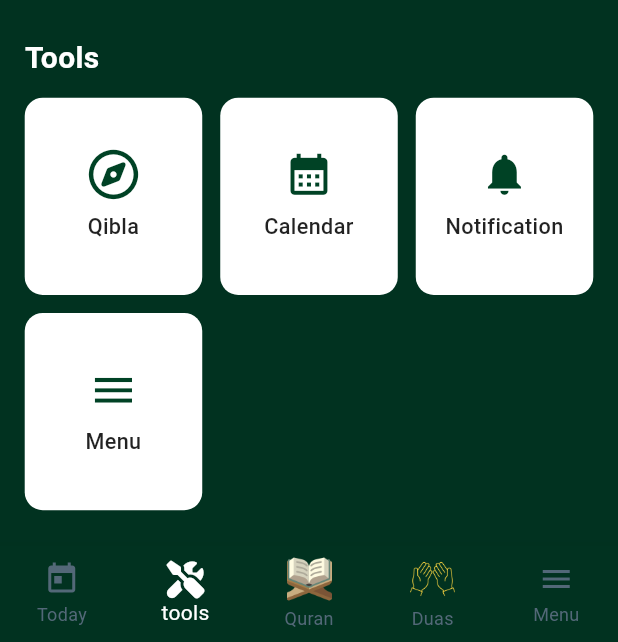
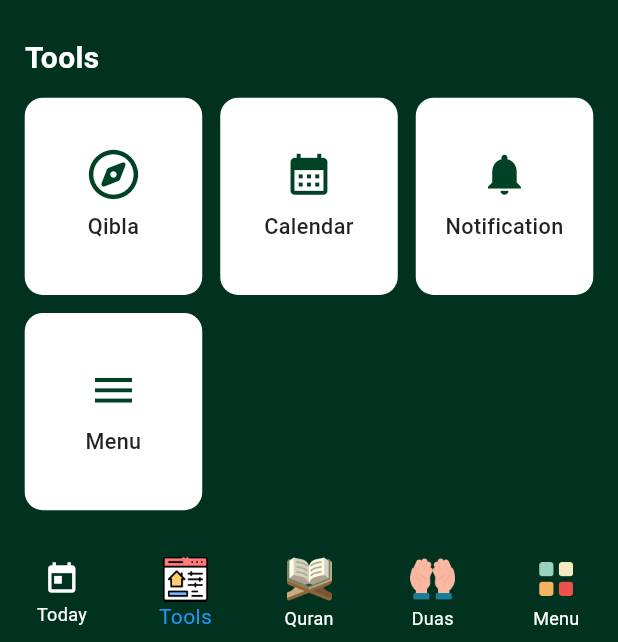
Before and after one commit to Faisal60177/islami_app, a Flutter app: the screen it shows after launch, item 2 of the bottom bar chosen, scrolled down 55 dp, on a phone screen of 412 x 824 dp, the part 594-1236 px from its top. Run offline on Flutter 3.47's test engine with Material 3 defaults, Android fonts, the phone set to English and light mode, and no system bars; our stand-ins replace audioplayers, cloud_firestore, firebase_core, flutter_bloc, font_awesome_flutter, geocoding and 7 more; missing offline and left inert: adhan_dart, qcf_quran, syncfusion_flutter_pdfviewer; accounts and stored records are empty.

Commit message:
Initial commit

```diff
--- a/lib/tools/tools_page.dart
+++ b/lib/tools/tools_page.dart
@@ -200,8 +200,8 @@ class _ToolsPageState extends State<ToolsPage> {
       bottomNavigationBar: BottomNavigationBar(
         currentIndex: 1,
         type: BottomNavigationBarType.fixed,
-        selectedItemColor: Colors.white,
-        unselectedItemColor: const Color(0xFF536878),
+        selectedItemColor: Colors.blue,
+        unselectedItemColor: Colors.white,
         backgroundColor: const Color(0xFF013220),
         onTap: (index) {
           if (index != 1) {
@@ -213,7 +213,14 @@ class _ToolsPageState extends State<ToolsPage> {
         },
         items:  [
           const BottomNavigationBarItem(icon: Icon(Icons.today), label: "Today"),
-          const BottomNavigationBarItem(icon: FaIcon(FontAwesomeIcons.tools), label: "tools"),
+          BottomNavigationBarItem(
+            icon: SizedBox(
+              width: 30,
+              height: 30,
+              child: Image.asset('assets/icons/tools.png'),
+            ),
+            label: "Tools",
+          ),
           BottomNavigationBarItem(
             icon: SizedBox(
               width: 30,
@@ -225,10 +232,15 @@ class _ToolsPageState extends State<ToolsPage> {
           BottomNavigationBarItem(icon: SizedBox(
             width: 30,
             height: 30,
-            child: Image.asset('assets/icons/duas.png', color: Colors.amberAccent,),
+            child: Image.asset('assets/icons/duas.png',),
           ),
             label: "Duas",),
-          const BottomNavigationBarItem(icon: Icon(Icons.menu), label: "Menu"),
+          BottomNavigationBarItem(icon: SizedBox(
+            width: 30,
+            height: 30,
+            child: Image.asset('assets/icons/menu.png',),
+          ),
+            label: "Menu",),
         ],
       ),
     );
--- a/pubspec.yaml
+++ b/pubspec.yaml
@@ -86,6 +86,8 @@ flutter:
     - assets/icons/quran.png
     - assets/icons/duas.png
     - assets/icons/tasbih.png
+    - assets/icons/menu.png
+    - assets/icons/tools.png
   # To add json to your application, add an json section, like this:
   # json:
   #   - images/a_dot_burr.jpeg
```
Also changed, not shown: lib/Menu/menu_page.dart (+17 -5 lines), lib/home/home_page.dart (+17 -5 lines), assets/icons/duas.png, assets/icons/menu.png (added), assets/icons/tools.png (added).
